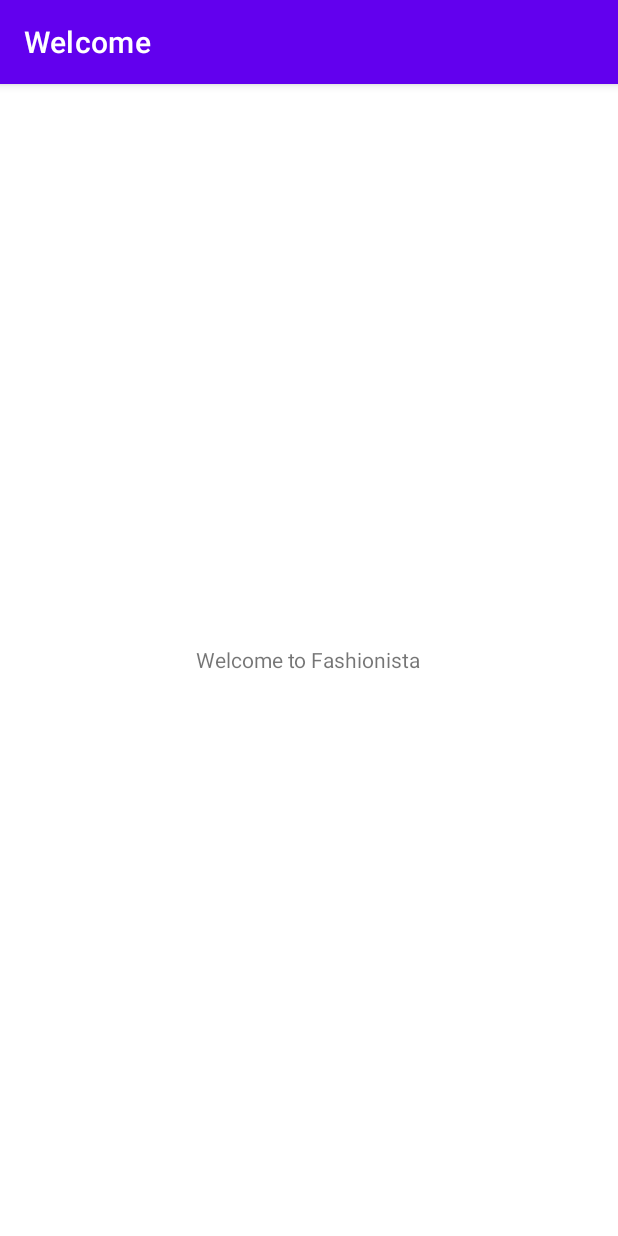
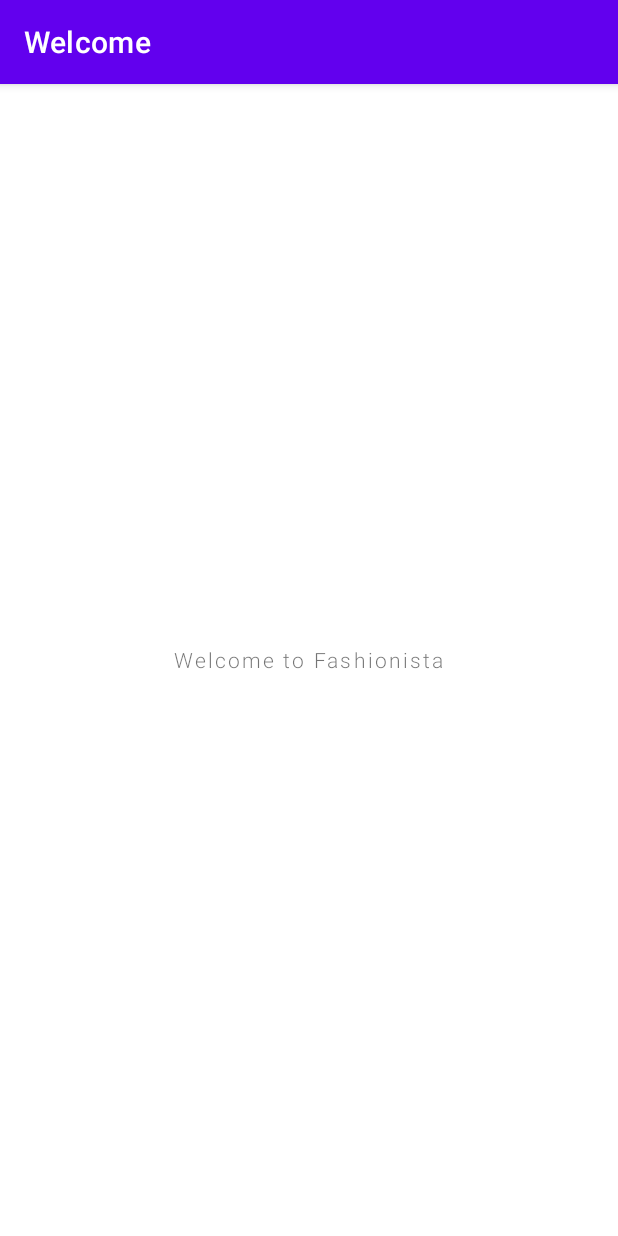
Before and after one commit to shaanxd/fashionista-mobile, an Android app: the screen it shows after launch (MainActivity), on a phone screen of 412 x 824 dp. Run offline under Robolectric (Android 15) with nearby library versions, the phone set to English and light mode, and no system bars; our stand-ins replace Dagger/Hilt's generated code; 2 statements that could not run were skipped.

Commit message:
Add global styles for font and material button

```diff
--- a/app/src/main/res/layout/cart_item_view_holder.xml
+++ b/app/src/main/res/layout/cart_item_view_holder.xml
@@ -117,7 +117,7 @@
 
         <View
             android:layout_width="match_parent"
-            android:layout_height="1dp"
+            android:layout_height="0.5dp"
             android:layout_marginHorizontal="20dp"
             android:background="@color/colorLightGray"
             android:visibility="@{isLast ? View.INVISIBLE : View.VISIBLE}" />
--- a/app/src/main/res/layout/product_view_holder.xml
+++ b/app/src/main/res/layout/product_view_holder.xml
@@ -37,8 +37,7 @@
                     android:layout_width="match_parent"
                     android:layout_height="wrap_content"
                     android:text="@{product.name}"
-                    android:textAlignment="center"
-                    android:textAppearance="?attr/textAppearanceListItemSecondary" />
+                    android:textAlignment="center" />
 
             </LinearLayout>
 
--- a/app/src/main/res/values/strings.xml
+++ b/app/src/main/res/values/strings.xml
@@ -23,4 +23,5 @@
     <string name="quantity">Quantity</string>
     <string name="total_price">TOTAL PRICE</string>
     <string name="loading_cart">Loading Cart</string>
+    <string name="check_out">CHECK OUT</string>
 </resources>
--- a/app/src/main/res/values/styles.xml
+++ b/app/src/main/res/values/styles.xml
@@ -6,10 +6,22 @@
         <item name="colorPrimary">@color/colorPrimary</item>
         <item name="colorPrimaryDark">@color/colorPrimaryDark</item>
         <item name="colorAccent">@color/colorAccent</item>
+        <item name="android:textViewStyle">@style/TextViewStyle</item>
+        <item name="materialButtonStyle">@style/MaterialOutlineButton</item>
     </style>
 
+    <style name="TextViewStyle" parent="Widget.AppCompat.TextView">
+        <item name="fontFamily">sans-serif-light</item>
+        <item name="android:fontFamily">sans-serif-light</item>
+        <item name="android:letterSpacing">0.1</item>
+    </style>
     <style name="RatingBar" parent="Theme.AppCompat">
         <item name="colorControlNormal">@color/colorPrimary</item>
         <item name="colorControlActivated">@color/colorPrimaryDark</item>
     </style>
+
+    <style name="MaterialOutlineButton" parent="Widget.MaterialComponents.Button.OutlinedButton">
+        <item name="android:inset">0dp</item>
+        <item name="android:padding">10dp</item>
+    </style>
 </resources>
```
Also changed, not shown: app/src/main/res/layout/fragment_cart.xml (+7 -0 lines).
